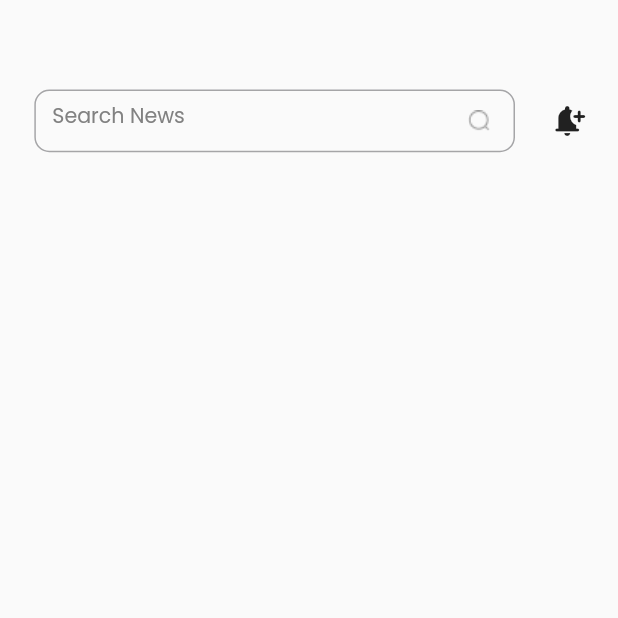
After one commit to sujal880/News-App-WSLC-323, a Flutter app: the HomeScreen screen opened directly, on a phone screen of 412 x 824 dp, the top half of it. The commit adds this screen. Run offline on Flutter 3.47's test engine with Material 3 defaults, Android fonts, the phone set to English and light mode, and no system bars; our stand-ins replace flutter_bloc, flutter_screenutil, shared_preferences; accounts and stored records are empty.

Commit message:
Home Screen

```diff
--- a/lib/main.dart
+++ b/lib/main.dart
@@ -3,9 +3,7 @@ import 'package:flutter_bloc/flutter_bloc.dart';
 import 'package:flutter_screenutil/flutter_screenutil.dart';
 import 'package:mynewsapp/data/remote/apihelper.dart';
 import 'package:mynewsapp/repository/screens/login/blocs/signinbloc.dart';
-import 'package:mynewsapp/repository/screens/onboarding/onboardingscreen.dart';
 import 'package:mynewsapp/repository/screens/signup/blocs/signupbloc.dart';
-
 import 'repository/screens/splash/splashscreen.dart';
 
 void main() {
--- /dev/null
+++ b/lib/repository/screens/home/homescreen.dart
@@ -0,0 +1,36 @@
+import 'package:flutter/material.dart';
+import 'package:flutter_screenutil/flutter_screenutil.dart';
+import 'package:mynewsapp/main.dart';
+import 'package:mynewsapp/repository/widgets/uihelper.dart';
+
+class HomeScreen extends StatelessWidget {
+  TextEditingController searchController = TextEditingController();
+  @override
+  Widget build(BuildContext context) {
+    return Scaffold(
+        body: Center(
+      child: Column(
+        children: [
+          SizedBox(
+            height: 50.h,
+          ),
+          Row(
+            children: [
+              SizedBox(
+                width: 20.w,
+              ),
+              UiHelper.CustomSearchTextField(
+                  controller: searchController,
+                  text: "Search News",
+                  callback: () {}),
+              SizedBox(
+                width: 20.w,
+              ),
+              Icon(Icons.notification_add_rounded)
+            ],
+          )
+        ],
+      ),
+    ));
+  }
+}
--- a/lib/repository/screens/splash/splashscreen.dart
+++ b/lib/repository/screens/splash/splashscreen.dart
@@ -3,6 +3,7 @@ import 'dart:async';
 import 'package:flutter/material.dart';
 import 'package:flutter_screenutil/flutter_screenutil.dart';
 import 'package:mynewsapp/repository/screens/onboarding/onboardingscreen.dart';
+import 'package:mynewsapp/repository/screens/splash/controllers/splashcontroller.dart';
 
 class SplashScreen extends StatefulWidget {
   @override
@@ -14,8 +15,7 @@ class _SplashScreenState extends State<SplashScreen> {
   void initState() {
     super.initState();
     Timer(Duration(seconds: 3), () {
-      Navigator.pushReplacement(
-          context, MaterialPageRoute(builder: (context) => OnBoardingScreen()));
+      SplashController.checklogin(context);
     });
   }
 
--- a/lib/repository/widgets/uihelper.dart
+++ b/lib/repository/widgets/uihelper.dart
@@ -102,7 +102,31 @@ class UiHelper {
   static CustomSnackBar({required String text, required BuildContext context}) {
     return ScaffoldMessenger.of(context).showSnackBar(SnackBar(
       content: Text(text),
-      backgroundColor: Color(0XFF1F41BB),
+      backgroundColor: const Color(0XFF1F41BB),
     ));
   }
+
+  static CustomSearchTextField(
+      {required TextEditingController controller,
+      required String text,
+      required VoidCallback callback}) {
+    return SizedBox(
+      height: 35.h,
+      width: 280.w,
+      child: TextField(
+        textAlign: TextAlign.justify,
+        controller: controller,
+        decoration: InputDecoration(
+            hintText: text,
+            hintStyle:  TextStyle(color: Color(0XFF818181),fontSize: 12.sp),
+            suffixIcon: IconButton(
+                onPressed: () {
+                  callback();
+                },
+                icon: Image.asset("assets/images/search.png")),
+            border:
+                OutlineInputBorder(borderRadius: BorderRadius.circular(10))),
+      ),
+    );
+  }
 }
```
Also changed, not shown: lib/domain/constants/appprefs.dart (+10 -0 lines), lib/repository/screens/bottom/bottomnav.dart (added, +46 -0 lines), lib/repository/screens/favourite/favouritescreen.dart (added, +14 -0 lines), lib/repository/screens/login/blocs/signinbloc.dart (+7 -0 lines), lib/repository/screens/login/loginscreen.dart (+8 -4 lines), lib/repository/screens/profile/profilescreen.dart (added, +14 -0 lines), lib/repository/screens/splash/controllers/splashcontroller.dart (added, +17 -0 lines), assets/images/bell.png (added), assets/images/like.png (added), assets/images/profile.png (added), assets/images/search.png (added).
